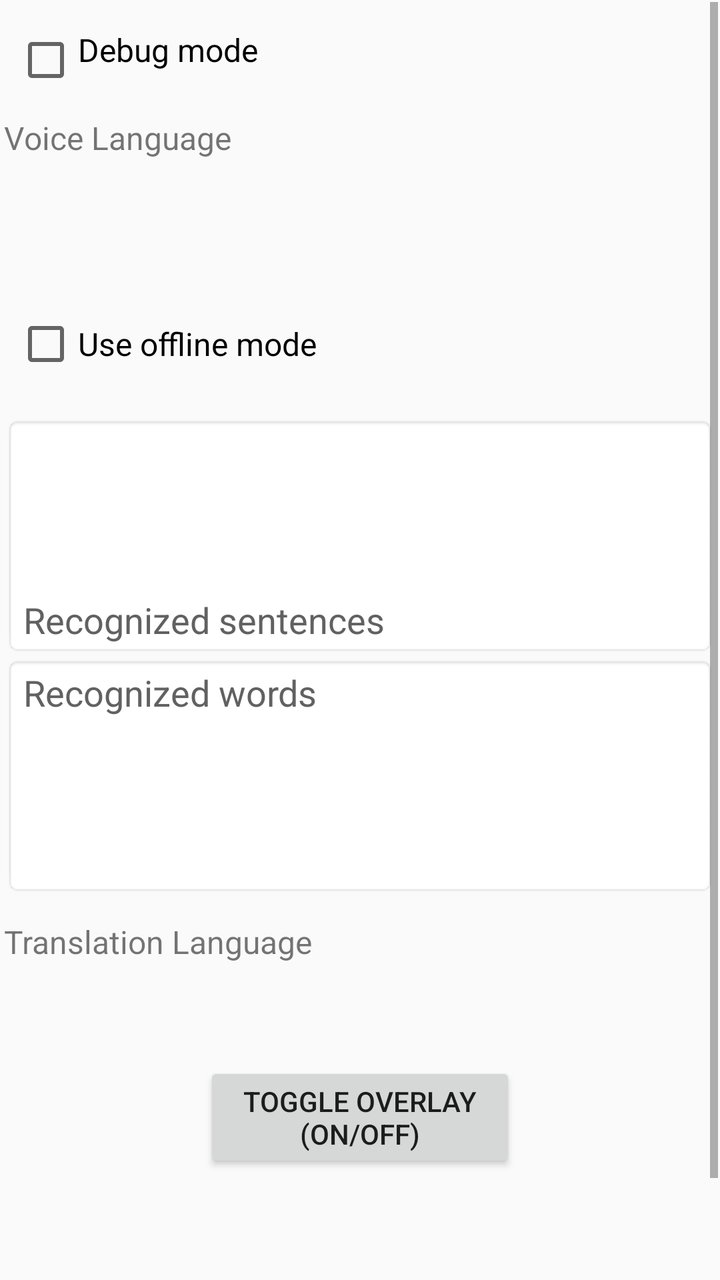
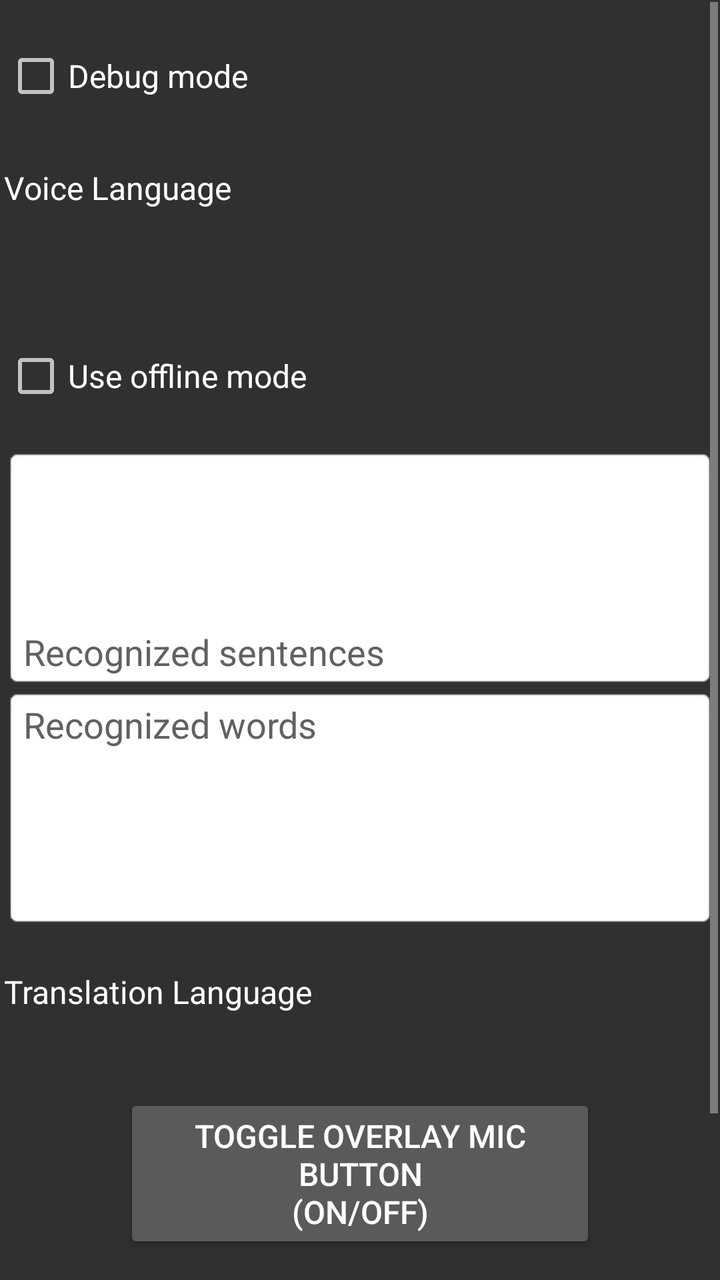

Screens rendered from an Android XML layout before and after an edit, with the pre-edit source and the edit as a unified diff.
<!-- AndroidManifest.xml: application theme AppTheme -->
<!-- res/layout/activity_main.xml -->
<?xml version="1.0" encoding="utf-8"?>
<ScrollView xmlns:android="http://schemas.android.com/apk/res/android"
    xmlns:tools="http://schemas.android.com/tools"
    android:id="@+id/root"
    android:layout_width="fill_parent"
    android:layout_height="wrap_content"
    android:layout_marginLeft="5dp"
    android:layout_marginRight="5dp"
    android:layout_gravity="center_horizontal"
    android:orientation="vertical"
    android:padding="1dp"
    android:fillViewport="false"
    >
    <TableLayout
        android:layout_width="match_parent"
        android:layout_height="wrap_content"
        android:paddingLeft="1dp"
        android:paddingRight="1dp"
        android:paddingTop="1dp"
        android:paddingBottom="1dp"
        tools:context=".MainActivity"
        >
        <View
            android:layout_width="match_parent"
            android:layout_height="12sp"
            />
        <CheckBox
            android:id="@+id/checkbox_debug_mode"
            android:text="@string/debug_mode"
            android:minHeight="32dp"
            android:padding="0dp"
            android:gravity="start"
            android:textAlignment="gravity"
            android:textSize="16sp"
            android:layout_width="wrap_content"
            android:layout_height="wrap_content"
            android:layout_marginStart="5dp"
            android:layout_marginTop="0dp"
            android:layout_marginEnd="5dp"
            android:layout_marginBottom="0dp"
            android:checked="false"
            />
        <View
            android:layout_width="match_parent"
            android:layout_height="12sp"
            />
        <TableRow>
            <TextView
                android:id="@+id/textview_text1"
                android:text="@string/voice_language"
                android:gravity="start"
                android:textSize="16sp"
                android:textAlignment="gravity"
                android:layout_width="wrap_content"
                android:layout_height="40dp"
                />

            <Spinner
                android:id="@+id/spinner_src_languages"
                android:contentDescription="@string/spinner_src_languages"
                android:spinnerMode="dropdown"
                android:backgroundTint="@color/lightGrayishWhite"
                android:gravity="start"
                android:textAlignment="gravity"
                android:minHeight="40dp"
                android:layout_marginStart="12dp"
                android:layout_width="228dp"
                android:layout_height="wrap_content"
                />
        </TableRow>
        <TextView
            android:id="@+id/textview_src_dialect"
            android:textSize="14sp"
            android:gravity="center"
            android:textAlignment="gravity"
            android:layout_width="wrap_content"
            android:layout_height="wrap_content"
            />
        <TextView
            android:id="@+id/textview_src"
            android:textSize="14sp"
            android:gravity="center"
            android:textAlignment="gravity"
            android:layout_width="wrap_content"
            android:layout_height="wrap_content"
            />
        <View
            android:layout_width="match_parent"
            android:layout_height="12sp"
            />
        <TableRow
            android:layout_width="match_parent"
            android:layout_height="wrap_content">
            <CheckBox
                android:id="@+id/checkbox_offline_mode"
                android:layout_width="wrap_content"
                android:layout_height="48dp"
                android:layout_marginStart="5dp"
                android:gravity="center_vertical"
                android:padding="0dp"
                android:text="@string/use_offline_mode"
                android:textSize="16sp"
                />
            <Button
                android:id="@+id/button_download_language"
                android:layout_width="wrap_content"
                android:layout_height="wrap_content"
                android:layout_marginStart="8dp"
                android:layout_marginEnd="5dp"
                android:paddingStart="2dp"
                android:paddingEnd="2dp"
                android:minWidth="0dp"
                android:text="@string/download_language"
                android:textSize="14sp"
                android:visibility="gone"
                />
        </TableRow>
        <View
            android:layout_width="match_parent"
            android:layout_height="12sp"
            />
        <EditText
            android:id="@+id/full_voice_text"
            android:layout_width="match_parent"
            android:layout_height="120dp"
            android:autofillHints=""
            android:background="@android:drawable/editbox_background"
            android:gravity="bottom"
            android:focusable="false"
            android:focusableInTouchMode="true"
            android:hint="@string/recognized_sentences"
            android:maxLines="3"
            android:textSize="18sp"
            android:textAlignment="gravity"
            android:textColorHint="#616161"
            tools:ignore="LabelFor,TextFields"
            />
        <EditText
            android:id="@+id/voice_text"
            android:layout_width="match_parent"
            android:layout_height="120dp"
            android:autofillHints=""
            android:background="@android:drawable/editbox_background"
            android:gravity="start"
            android:focusable="false"
            android:focusableInTouchMode="true"
            android:hint="@string/recognized_words"
            android:maxLines="3"
            android:textSize="18sp"
            android:textAlignment="gravity"
            android:textColorHint="#616161"
            tools:ignore="LabelFor,TextFields"
            />
        <View
            android:layout_width="match_parent"
            android:layout_height="12sp"
            />
        <TableRow>
            <TextView
                android:id="@+id/textview_text2"
                android:layout_width="wrap_content"
                android:layout_height="40dp"
                android:gravity="start"
                android:text="@string/translation_language"
                android:textAlignment="gravity"
                android:textSize="16sp"
                />

            <Spinner
                android:id="@+id/spinner_dst_languages"
                android:contentDescription="@string/spinner_dst_languages"
                android:spinnerMode="dropdown"
                android:backgroundTint="@color/lightGrayishWhite"
                android:gravity="start"
                android:textAlignment="gravity"
                android:minHeight="40dp"
                android:layout_marginStart="12dp"
                android:layout_width="228dp"
                android:layout_height="wrap_content"
                />
        </TableRow>
        <TextView
            android:id="@+id/textview_dst"
            android:textSize="14sp"
            android:gravity="center"
            android:textAlignment="gravity"
            android:layout_width="wrap_content"
            android:layout_height="wrap_content"
            />
        <View
            android:layout_width="match_parent"
            android:layout_height="12sp"
            />
        <Button
            android:id="@+id/button_toggle_overlay"
            android:layout_marginLeft="100dp"
            android:layout_marginRight="100dp"
            android:layout_height="wrap_content"
            android:layout_width="wrap_content"
            android:text="@string/toggle_overlay"
            android:textSize="14sp"
            />
        <View
            android:layout_width="match_parent"
            android:layout_height="12sp"
            />
        <TextView
            android:id="@+id/textview_recognizing"
            android:textSize="14sp"
            android:gravity="center"
            android:textAlignment="gravity"
            android:layout_width="wrap_content"
            android:layout_height="wrap_content"
            />
        <TextView
            android:id="@+id/textview_overlaying"
            android:textSize="14sp"
            android:gravity="center"
            android:textAlignment="gravity"
            android:layout_width="wrap_content"
            android:layout_height="wrap_content"
            />
        <TextView
            android:id="@+id/textview_debug"
            android:textSize="14sp"
            android:gravity="center"
            android:textAlignment="gravity"
            android:layout_width="wrap_content"
            android:layout_height="wrap_content"
            />
        <TextView
            android:id="@+id/textview_output_messages"
            android:textSize="14sp"
            android:gravity="center"
            android:textAlignment="gravity"
            android:layout_width="wrap_content"
            android:layout_height="wrap_content"
            />
        <TextView
            android:id="@+id/textview_mlkit_status"
            android:textSize="14sp"
            android:gravity="center"
            android:textAlignment="gravity"
            android:layout_width="wrap_content"
            android:layout_height="wrap_content"
            />
    </TableLayout>
</ScrollView>
<!-- resources referenced by this layout -->
<resources>
  <color name="lightGrayishWhite">#FFEAEAEA</color>
  <string name="debug_mode">Debug mode</string>
  <string name="download_language">DOWNLOAD LANGUAGE</string>
  <string name="recognized_sentences">Recognized sentences</string>
  <string name="recognized_words">Recognized words</string>
  <string name="spinner_dst_languages">spinner_dst_languages</string>
  <string name="spinner_src_languages">spinner_src_languages</string>
  <string name="toggle_overlay">Toggle Overlay\n(ON/OFF)</string>
  <string name="translation_language">Translation Language</string>
  <string name="use_offline_mode">Use offline mode</string>
  <string name="voice_language">Voice Language</string>
  <style name="AppTheme" parent="Theme.AppCompat.Light.DarkActionBar">
          
          <item name="colorPrimary">@color/colorPrimary</item>
          <item name="colorPrimaryDark">@color/colorPrimaryDark</item>
          <item name="colorAccent">@color/colorAccent</item>
      </style>
  <color name="colorPrimary">#6200EE</color>
  <color name="colorPrimaryDark">#3700B3</color>
  <color name="colorAccent">#03DAC5</color>
</resources>

<!-- the commit's change to res/layout/activity_main.xml (unified diff, before → after) -->
@@ -24,22 +24,20 @@
             android:layout_width="match_parent"
             android:layout_height="12sp"
             />
+        <TableRow
+            android:layout_width="match_parent"
+            android:layout_height="wrap_content"
+            >
         <CheckBox
             android:id="@+id/checkbox_debug_mode"
             android:text="@string/debug_mode"
-            android:minHeight="32dp"
+            android:layout_width="wrap_content"
+            android:layout_height="48dp"
+            android:gravity="center_vertical"
             android:padding="0dp"
-            android:gravity="start"
-            android:textAlignment="gravity"
             android:textSize="16sp"
-            android:layout_width="wrap_content"
-            android:layout_height="wrap_content"
-            android:layout_marginStart="5dp"
-            android:layout_marginTop="0dp"
-            android:layout_marginEnd="5dp"
-            android:layout_marginBottom="0dp"
-            android:checked="false"
-            />
+            />
+        </TableRow>
         <View
             android:layout_width="match_parent"
             android:layout_height="12sp"
@@ -48,23 +46,24 @@
             <TextView
                 android:id="@+id/textview_text1"
                 android:text="@string/voice_language"
-                android:gravity="start"
+                android:gravity="start|center"
                 android:textSize="16sp"
                 android:textAlignment="gravity"
-                android:layout_width="wrap_content"
+                android:textColor="?android:attr/textColorPrimary"
+                android:layout_width="160dp"
                 android:layout_height="40dp"
                 />
-
             <Spinner
                 android:id="@+id/spinner_src_languages"
                 android:contentDescription="@string/spinner_src_languages"
                 android:spinnerMode="dropdown"
                 android:backgroundTint="@color/lightGrayishWhite"
-                android:gravity="start"
-                android:textAlignment="gravity"
+                android:gravity="start|center"
+                android:textAlignment="gravity"
+                android:layout_marginStart="12dp"
                 android:minHeight="40dp"
-                android:layout_marginStart="12dp"
-                android:layout_width="228dp"
+                android:minWidth="228dp"
+                android:layout_width="fill_parent"
                 android:layout_height="wrap_content"
                 />
         </TableRow>
@@ -93,12 +92,11 @@
             android:layout_height="wrap_content">
             <CheckBox
                 android:id="@+id/checkbox_offline_mode"
+                android:text="@string/use_offline_mode"
                 android:layout_width="wrap_content"
                 android:layout_height="48dp"
-                android:layout_marginStart="5dp"
                 android:gravity="center_vertical"
                 android:padding="0dp"
-                android:text="@string/use_offline_mode"
                 android:textSize="16sp"
                 />
             <Button
@@ -158,12 +156,13 @@
         <TableRow>
             <TextView
                 android:id="@+id/textview_text2"
-                android:layout_width="wrap_content"
+                android:layout_width="160dp"
                 android:layout_height="40dp"
-                android:gravity="start"
+                android:gravity="start|center"
                 android:text="@string/translation_language"
                 android:textAlignment="gravity"
                 android:textSize="16sp"
+                android:textColor="?android:attr/textColorPrimary"
                 />
 
             <Spinner
@@ -171,11 +170,12 @@
                 android:contentDescription="@string/spinner_dst_languages"
                 android:spinnerMode="dropdown"
                 android:backgroundTint="@color/lightGrayishWhite"
-                android:gravity="start"
-                android:textAlignment="gravity"
+                android:gravity="start|center"
+                android:textAlignment="gravity"
+                android:layout_marginStart="12dp"
                 android:minHeight="40dp"
-                android:layout_marginStart="12dp"
-                android:layout_width="228dp"
+                android:minWidth="228dp"
+                android:layout_width="fill_parent"
                 android:layout_height="wrap_content"
                 />
         </TableRow>
@@ -193,12 +193,12 @@
             />
         <Button
             android:id="@+id/button_toggle_overlay"
-            android:layout_marginLeft="100dp"
-            android:layout_marginRight="100dp"
+            android:layout_marginLeft="60dp"
+            android:layout_marginRight="60dp"
             android:layout_height="wrap_content"
             android:layout_width="wrap_content"
             android:text="@string/toggle_overlay"
-            android:textSize="14sp"
+            android:textSize="16sp"
             />
         <View
             android:layout_width="match_parent"
<!-- resource entries referenced after the edit -->
@@ -7,11 +7,11 @@
   <string name="recognized_words">Recognized words</string>
   <string name="spinner_dst_languages">spinner_dst_languages</string>
   <string name="spinner_src_languages">spinner_src_languages</string>
-  <string name="toggle_overlay">Toggle Overlay\n(ON/OFF)</string>
+  <string name="toggle_overlay">Toggle Overlay Mic Button\n(ON/OFF)</string>
   <string name="translation_language">Translation Language</string>
   <string name="use_offline_mode">Use offline mode</string>
   <string name="voice_language">Voice Language</string>
-  <style name="AppTheme" parent="Theme.AppCompat.Light.DarkActionBar">
+  <style name="AppTheme" parent="Theme.AppCompat">
           
           <item name="colorPrimary">@color/colorPrimary</item>
           <item name="colorPrimaryDark">@color/colorPrimaryDark</item>
